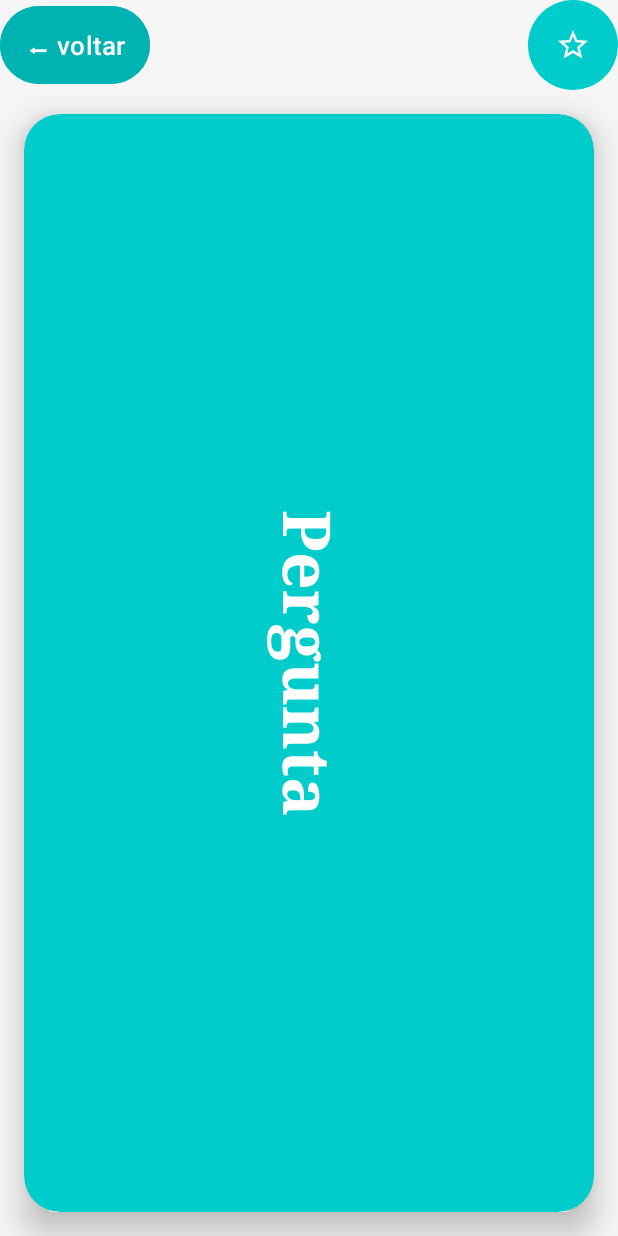
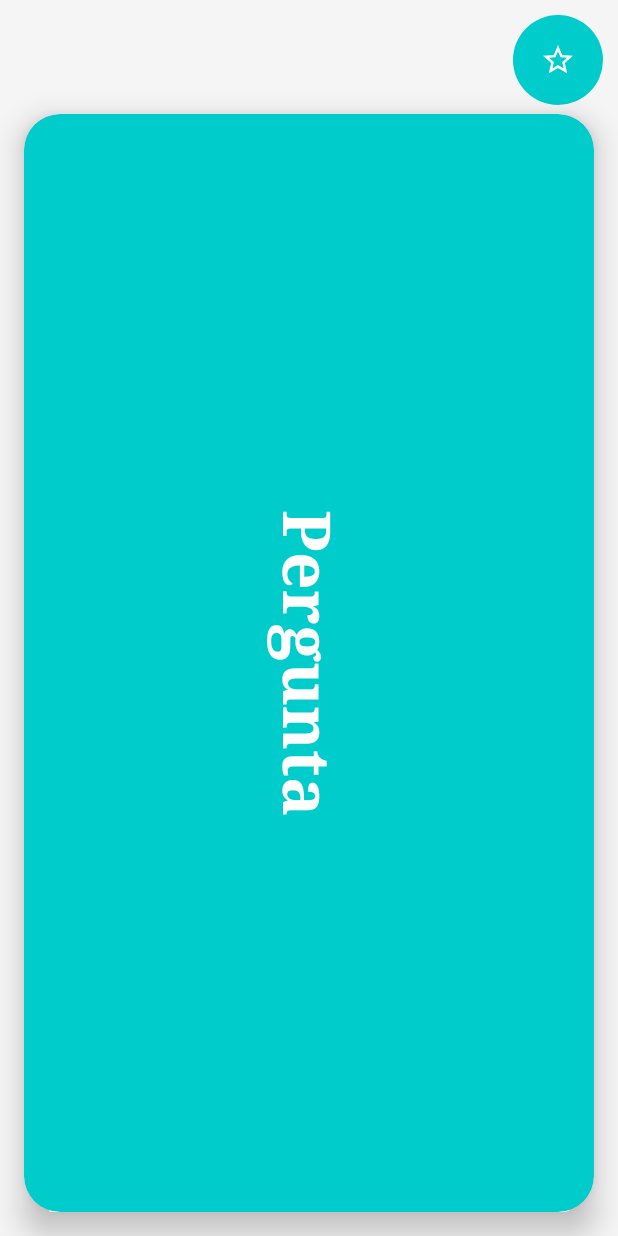
Before and after one commit to GitFrancisco/PocketKnowledge_app, an Android app: the inside_flashcardActivity screen opened directly, with no data from a screen before it, on a phone screen of 412 x 824 dp. Run offline under Robolectric (Android 15) with nearby library versions, the phone set to English and light mode, and no system bars; 1 statement that could not run was skipped.

Commit message:
Filtragem dos flashcards por tema

```diff
--- a/app/src/main/java/pt/ipt/dam/pocketknowledge/inside_flashcardActivity.kt
+++ b/app/src/main/java/pt/ipt/dam/pocketknowledge/inside_flashcardActivity.kt
@@ -87,13 +87,6 @@ class inside_flashcardActivity : AppCompatActivity() {
         question_text = findViewById(R.id.question_text)
         // Elemento answer
         answer_text = findViewById(R.id.answer_text)
-
-        // Elemento Botao de voltar
-        val backButton : Button = findViewById(R.id.BackButtonAllFlashcards)
-        backButton.setOnClickListener(){
-            val intent = Intent(this, all_flashcards_screenActivity::class.java)
-            startActivity(intent)
-        }
 
         // Elemento Botao de apagar
         deleteButton = findViewById(R.id.deleteButton)
--- /dev/null
+++ b/app/src/main/java/pt/ipt/dam/pocketknowledge/model/createFlashcardResponse.kt
@@ -0,0 +1,6 @@
+package pt.ipt.dam.pocketknowledge.model
+
+data class createFlashcardResponse(
+    val message: String,
+    val id: Int
+)
--- /dev/null
+++ b/app/src/main/java/pt/ipt/dam/pocketknowledge/model/mapFlashcardToTheme.kt
@@ -0,0 +1,6 @@
+package pt.ipt.dam.pocketknowledge.model
+
+data class mapFlashcardToTheme(
+    val flashcard_id: Int,
+    val theme_id: Int
+)
--- a/app/src/main/java/pt/ipt/dam/pocketknowledge/retrofit/service/api_service.kt
+++ b/app/src/main/java/pt/ipt/dam/pocketknowledge/retrofit/service/api_service.kt
@@ -2,7 +2,9 @@ package pt.ipt.dam.pocketknowledge.retrofit.service
 
 import pt.ipt.dam.pocketknowledge.model.addFlashcard
 import pt.ipt.dam.pocketknowledge.model.authResponse
+import pt.ipt.dam.pocketknowledge.model.createFlashcardResponse
 import pt.ipt.dam.pocketknowledge.model.flashcards
+import pt.ipt.dam.pocketknowledge.model.mapFlashcardToTheme
 import pt.ipt.dam.pocketknowledge.model.themes
 import pt.ipt.dam.pocketknowledge.model.userData
 import pt.ipt.dam.pocketknowledge.model.userLogin
@@ -40,7 +42,7 @@ interface api_service {
 
     // Criar um novo flashcard
     @POST("api/flashcards/create")
-    fun createFlashcard(@Body addFlashcard: addFlashcard): Call<Void>
+    fun createFlashcard(@Body addFlashcard: addFlashcard): Call<createFlashcardResponse>
 
     // Apagar um flashcard
     @DELETE("api/flashcards/delete/{id}")
@@ -50,4 +52,12 @@ interface api_service {
     // Obter todos os temas
     @GET("api/themes/list")
     fun getThemes(): Call<List<themes>>
+
+    // Obter os flashcards de um tema
+    @GET("api/themes/{id}/flashcards")
+    fun getFlashcardsByTheme(@Path("id") id: Int): Call<List<flashcards>>
+
+    // Fazer o mapeamento de um flashcard para um tema
+    @POST("api/themes/flashcard-theme/create")
+    fun mapFlashcardToTheme(@Body mapFlashcardToTheme: mapFlashcardToTheme ): Call<Void>
 }
--- a/app/src/main/res/layout/inside_flashcard.xml
+++ b/app/src/main/res/layout/inside_flashcard.xml
@@ -4,20 +4,6 @@
     android:layout_width="match_parent"
     android:layout_height="match_parent"
     android:background="#F5F5F5">
-
-
-
-    <Button
-        android:id="@+id/BackButtonAllFlashcards"
-        android:layout_width="100dp"
-        android:layout_height="60dp"
-        android:backgroundTint="#00b3b3"
-        android:padding="12dp"
-        android:text="⬅ voltar"
-        android:textColor="#FFF"
-        android:textSize="17sp"
-        android:gravity="center"
-        android:adjustViewBounds="true"/>
 
     <Button
         android:id="@+id/deleteButton"
@@ -36,6 +22,9 @@
         android:background="@drawable/button_favorite_background"
         android:contentDescription="Muda cor do botão dos favoritos"
         android:layout_gravity="right"
+        android:layout_marginTop="10dp"
+        android:layout_marginRight="10dp"
+        android:layout_marginBottom="10dp"
         />
 
 
```
Also changed, not shown: app/src/main/java/pt/ipt/dam/pocketknowledge/CategoriesFragment.kt (+6 -2 lines), app/src/main/java/pt/ipt/dam/pocketknowledge/CreateFlashcardActivity.kt (+37 -5 lines), app/src/main/java/pt/ipt/dam/pocketknowledge/all_flashcards_screenActivity.kt (+9 -4 lines), app/src/main/res/layout/all_flashcards_screen.xml (+2 -12 lines).
